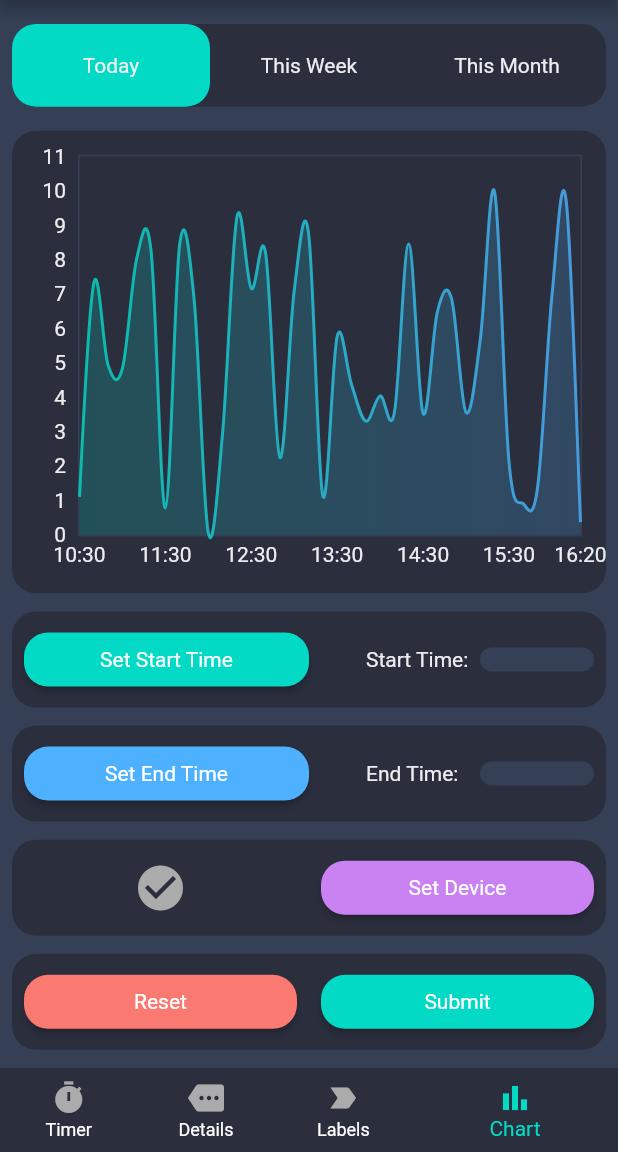
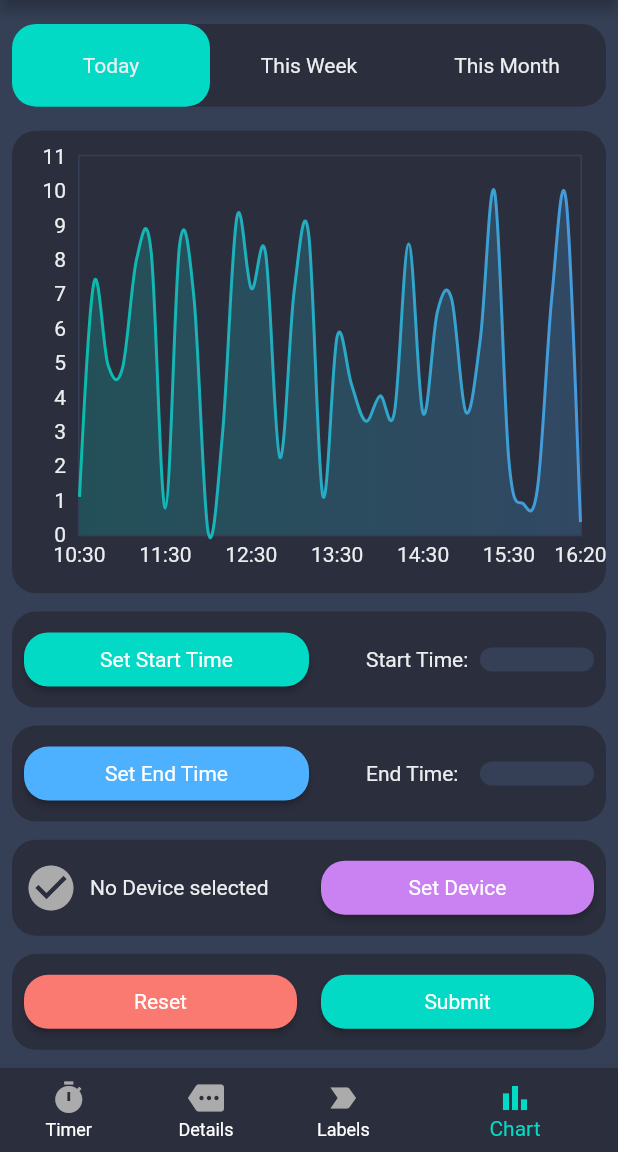
Before and after one commit to Layblar/layblar_app, a Flutter app: the screen it shows after launch, item 4 of the bottom bar chosen, after a tap on "Submit", on a phone screen of 412 x 824 dp, the part 84-1236 px from its top. Run offline on Flutter 3.47's test engine with Material 2 defaults, Android fonts, the phone set to English and light mode, and no system bars; drawn by our look-alikes of fl_chart; network calls fail.

Commit message:
updated the dropdowns in the chart and tiemr view

```diff
--- a/lib/DTO/DEviceCardMocksDTO.dart
+++ b/lib/DTO/DEviceCardMocksDTO.dart
@@ -1,8 +1,8 @@
-import 'package:layblar_app/WIdgets/DeviceCardItem.dart';
+import 'package:layblar_app/WIdgets/DeviceListItem.dart';
 
 class DeviceCardMockDTO{
 
-    static List<DeviceCardItem> generateCards(){
+    static List<DeviceListItem> generateCards(){
 
       String title1 = "Kaffeemaschine SEACO Hurenson";
       String imgUrl1 = "http://pngimg.com/uploads/coffee_machine/coffee_machine_PNG17259.png";
@@ -15,13 +15,13 @@ class DeviceCardMockDTO{
 
        String title4 = "Glotze";
       String imgUrl4 = "https://pngimg.com/uploads/tv/tv_PNG39240.png";
-      List<DeviceCardItem> items = [];
+      List<DeviceListItem> items = [];
 
-
-      items.add(DeviceCardItem(title: title1, imgUrl: imgUrl1));
-      items.add(DeviceCardItem(title: title2, imgUrl: imgUrl2));
-      items.add(DeviceCardItem(title: title3, imgUrl: imgUrl3));
-      items.add(DeviceCardItem(title: title4, imgUrl: imgUrl4));
+      items.add( DeviceListItem(title: "", imgUrl: ""));
+      items.add(DeviceListItem(title: title1, imgUrl: imgUrl1));
+      items.add(DeviceListItem(title: title2, imgUrl: imgUrl2));
+      items.add(DeviceListItem(title: title3, imgUrl: imgUrl3));
+      items.add(DeviceListItem(title: title4, imgUrl: imgUrl4));
 
       return items;
 
--- a/lib/screens/ChartScreen.dart
+++ b/lib/screens/ChartScreen.dart
@@ -7,7 +7,7 @@ import 'package:layblar_app/DTO/DataPointMockDTO.dart';
 import 'package:layblar_app/Themes/Styles.dart';
 import 'package:layblar_app/Themes/ThemeColors.dart';
 
-import '../WIdgets/DeviceCardItem.dart';
+import '../WIdgets/DeviceListItem.dart';
 
 class ChartScreen extends StatefulWidget {
   const ChartScreen({ Key? key }) : super(key: key);
@@ -19,7 +19,7 @@ class ChartScreen extends StatefulWidget {
 class _ChartScreenState extends State<ChartScreen> {
 
   final List<DataPoint> _dataPoints = generateDataPoints();
-  final List<DeviceCardItem> cardMocks = DeviceCardMockDTO.generateCards();
+  final List<DeviceListItem> cardMocks = DeviceCardMockDTO.generateCards();
 
   String startTime = "";
   String endTime = "";
@@ -40,6 +40,54 @@ class _ChartScreenState extends State<ChartScreen> {
   bool isDeviceSelected = false;
 
   bool isChartSelectionEnabled = true;
+
+  List<DeviceListItem> mockedItems = DeviceCardMockDTO.generateCards();
+  List<DropdownMenuItem<String>> dropdownItems = [];
+
+
+
+
+
+  @override
+  void initState() {
+  super.initState();
+  selectedDevice = mockedItems[0].title;
+  dropdownItems = mockedItems.map((element) {
+    return DropdownMenuItem(
+      child: ListTile(
+        leading: Image.network(element.imgUrl),
+        title: Text(element.title, style: Styles.regularTextStyle),
+      ),
+      value: element.title,
+    );
+    }).toList();
+  }
+
+
+
+  @override
+  Widget build(BuildContext context) {
+    return  Column(
+      children: [
+        Expanded(
+          flex: 1,
+          child: getTimeFilterSection()
+        ),
+        Expanded(
+          flex: 4,
+          child: getChartSection()
+        ),
+        Expanded(
+          flex:4,
+          child: SizedBox(
+            width: double.infinity,
+            child: isChartSelectionEnabled ? getEnabledChartView():getDisabledChartView(),
+          ),
+        )
+      ],
+    );
+  }
+
 
   void enableStartTime(){
     isEndTimeEnabled = false;
@@ -94,29 +142,6 @@ class _ChartScreenState extends State<ChartScreen> {
       });
     }
 
-  }
-
-  @override
-  Widget build(BuildContext context) {
-    return  Column(
-      children: [
-        Expanded(
-          flex: 1,
-          child: getTimeFilterSection()
-        ),
-        Expanded(
-          flex: 4,
-          child: getChartSection()
-        ),
-        Expanded(
-          flex:4,
-          child: SizedBox(
-            width: double.infinity,
-            child: isChartSelectionEnabled ? getEnabledChartView():getDisabledChartView(),
-          ),
-        )
-      ],
-    );
   }
 
 
@@ -209,15 +234,28 @@ class _ChartScreenState extends State<ChartScreen> {
                 decoration: Styles.containerDecoration,
                 child: Row(
                   children: [
-                    Expanded(flex: 5, child: Icon(Icons.check_circle, size: 36, color: isDeviceSelected?ThemeColors.tertiary : ThemeColors.primaryDisabled,)),
+                    Expanded(flex: 5,
+                    child: Padding(
+                      padding: const EdgeInsets.only(left: 8.0),
+                      child: Row(
+                        mainAxisAlignment: MainAxisAlignment.start,
+                        children: [
+                          Icon(Icons.check_circle, size: 36, color: selectedDevice!= ""?ThemeColors.tertiary : ThemeColors.primaryDisabled,),
+                          const SizedBox(width: 8,),
+                          Flexible(child: Text(selectedDevice == "" ? "No Device selected" : selectedDevice, overflow: TextOverflow.ellipsis,))
+                        ],
+                      ),
+                    )),
                     Expanded(flex: 5, child: Padding(
                       padding: const EdgeInsets.all(8.0),
-                      child: ElevatedButton(onPressed: ()=> openDeviceCataloge(context), child: const Text("Set Device"), style: Styles.tertiaryButtonStyle,),
+                      child: ElevatedButton(onPressed: ()=> showDropDownList(), child: const Text("Set Device"), style: Styles.tertiaryButtonStyle,),
                     )),
                   ],
                 ),
               );
   }
+
+
 
   Container getResetSubmitBtnSection() {
     return Container(
@@ -236,6 +274,28 @@ class _ChartScreenState extends State<ChartScreen> {
                   ],
                 ),
               );
+  }
+
+  void showDropDownList(){
+    showDialog(context: context, builder: (BuildContext context){
+      return AlertDialog(
+        title: const Text("Select Device"),
+        content: Column(
+          mainAxisSize: MainAxisSize.min,
+          children: mockedItems.map((e) => ListTile(
+            title: Text(e.title),
+            leading: e.imgUrl != "" ? Image.network(e.imgUrl) : null,
+            onTap: () {
+                        setState(() {
+                          selectedDevice = e.title;
+                        });
+                        Navigator.of(context).pop();
+                      },
+          ))
+          .toList()
+        ),
+      );
+    });
   }
 
   Container getEndTimeSection() {
@@ -353,61 +413,7 @@ class _ChartScreenState extends State<ChartScreen> {
   }
 
 
-  void openDeviceCataloge(BuildContext context){
 
-
-
-    showDialog(context: context, builder: (BuildContext context){
-      return AlertDialog(
-        backgroundColor: ThemeColors.primaryBackground,
-        titleTextStyle: Styles.regularTextStyle,
-       content:  SingleChildScrollView(
-        child: ListBody(
-          children:  [
-              Text("Choose one device from the list below which was used during your predefined time range. The devices are predefined by your research team.", style: Styles.regularTextStyle,),
-              Column(
-                children: [
-                  for (int index = 0; index < cardMocks.length; index += 2)
-                    Row(
-                      children: [
-                        Expanded(
-                          child: Container(
-                            height: 190,
-                            child: DeviceCardItem(
-                              title: cardMocks[index].title,
-                              imgUrl: cardMocks[index].imgUrl,
-                            ),
-                          ),
-                        ),
-                    if (index + 1 < cardMocks.length)
-                        Expanded(
-                          child: Container(
-                            height: 190,
-                            child: DeviceCardItem(
-                            title: cardMocks[index + 1].title,
-                            imgUrl: cardMocks[index + 1].imgUrl,
-                      ),
-                          ),
-                    ),
-                ],
-              ),
-          ],
-        ),
-
-
-
-        ]),
-       ),
-       actions: [
-        ElevatedButton(onPressed: ()=> Navigator.of(context).pop(), child: Text("Close"), style: Styles.errorButtonStyle,),
-        ElevatedButton(onPressed: (){}, child: Text("Submit"), style: Styles.primaryButtonStyle,)
-
-       ],
-
-
-      );
-    });
-  }
 
 
 
--- a/lib/screens/TimerScreen.dart
+++ b/lib/screens/TimerScreen.dart
@@ -2,8 +2,10 @@ import 'dart:async';
 
 import 'package:fl_chart/fl_chart.dart';
 import 'package:flutter/material.dart';
+import 'package:layblar_app/DTO/DEviceCardMocksDTO.dart';
 import 'package:layblar_app/Themes/Styles.dart';
 import 'package:layblar_app/Themes/ThemeColors.dart';
+import 'package:layblar_app/WIdgets/DeviceListItem.dart';
 
 
 class TimerScreen extends StatefulWidget {
@@ -22,15 +24,44 @@ class _TimerScreenState extends State<TimerScreen> {
   late Timer _timer;
   bool _isRunning = false;
   String _result = '00:00:00';
-  String selectedHousehould = 'Haushalt 1';
+  String selectedDevice = "";
 
+  List<DeviceListItem> mockedItems = DeviceCardMockDTO.generateCards();
   //get our households
-  List<DropdownMenuItem<String>>  dropdownItems =
-    [
-      DropdownMenuItem(child: Container(color: ThemeColors.secondaryBackground, child: Text("Haushalt 1", style: Styles.regularTextStyle,)),value: "Haushalt 1", ),
-      DropdownMenuItem(child: Container(color: ThemeColors.secondaryBackground, child: Text("Haushalt 2", style: Styles.regularTextStyle,)), value: "Haushalt 2"),
-      DropdownMenuItem(child: Container(color: ThemeColors.secondaryBackground, child: Text("Haushalt 3", style: Styles.regularTextStyle,)),value: "Haushalt 3"),
-    ];
+  List<DropdownMenuItem<String>> dropdownItems = [];
+
+  @override
+  void initState() {
+  super.initState();
+  selectedDevice = mockedItems[0].title;
+  dropdownItems = mockedItems.map((element) {
+    return DropdownMenuItem(
+      child: ListTile(
+        leading: element.imgUrl != "" ?Image.network(element.imgUrl) : null,
+        title: Text(element.title, style: Styles.regularTextStyle),
+      ),
+      value: element.title,
+    );
+    }).toList();
+  }
+
+
+  @override
+  Widget build(BuildContext context) {
+
+    return  SizedBox(
+        child: Column(
+          children: [
+            //const InfoBox(),
+
+            Expanded(flex: 2, child: getHouseHoldSelection()),
+            Expanded(flex: 7, child: getStopwatchSection(context)),
+            Expanded(flex: 1,child: getSubmitBtnSection(context))
+
+          ],
+        ),
+      );
+  }
 
 
   void _start(){
@@ -68,29 +99,6 @@ class _TimerScreenState extends State<TimerScreen> {
     debugPrint("submitted: " + household + ", " + time);
   }
 
-  @override
-  Widget build(BuildContext context) {
-
-      //infobox
-      //househol selection
-      //time
-      //big cirlce with glow
-      //reset button
-      //sumbit
-    return  SizedBox(
-        child: Column(
-          children: [
-            //const InfoBox(),
-
-            Expanded(flex: 2, child: getHouseHoldSelection()),
-            Expanded(flex: 7, child: getStopwatchSection(context)),
-            Expanded(flex: 1,child: getSubmitBtnSection(context))
-
-          ],
-        ),
-      );
-  }
-
   Container getSubmitBtnSection(BuildContext context) {
     return Container(
             width: MediaQuery.of(context).size.width,
@@ -99,7 +107,7 @@ class _TimerScreenState extends State<TimerScreen> {
             child: Padding(
               padding: const EdgeInsets.symmetric( vertical: 8.0, horizontal: 32.0),
               child: ElevatedButton(
-                onPressed: ()=>  _submit(selectedHousehould, _result),
+                onPressed: ()=>  _submit(selectedDevice, _result),
                 style: Styles.primaryButtonStyle,
                 child: const Text("Sumbit"),
               ),
@@ -186,19 +194,25 @@ class _TimerScreenState extends State<TimerScreen> {
                 crossAxisAlignment: CrossAxisAlignment.start,
 
                 children: [
-                  Text("Select your household.", style: Styles.infoBoxTextStyle,),
+                  Text("Select your Device.", style: Styles.infoBoxTextStyle,),
                   SizedBox(
                     width: double.infinity,
+                    child: DropdownButtonHideUnderline(
                       child: DropdownButton(
-                      value: selectedHousehould,
+                        value: selectedDevice,
                         onChanged: (String? newValue) {
                           setState(() {
-                          selectedHousehould = newValue!;
+                            selectedDevice = newValue!;
                           });
                         },
                       items: dropdownItems,
                       dropdownColor: ThemeColors.secondaryBackground,
                       isExpanded: true, // Öffnet die Dropdown-Liste in voller Breite
+                      underline: null,
+                      icon: const Icon(Icons.arrow_drop_down),
+                       // Fügt einen Dropdown-Pfeil hinzu
+
+                                      ),
                     )
                   ),
 
```
Also changed, not shown: lib/WIdgets/DeviceCardItem.dart (deleted, +0 -40 lines), lib/WIdgets/DeviceListItem.dart (added, +31 -0 lines), 1 other file. Lines whose indentation alone changed are shown as unchanged.
